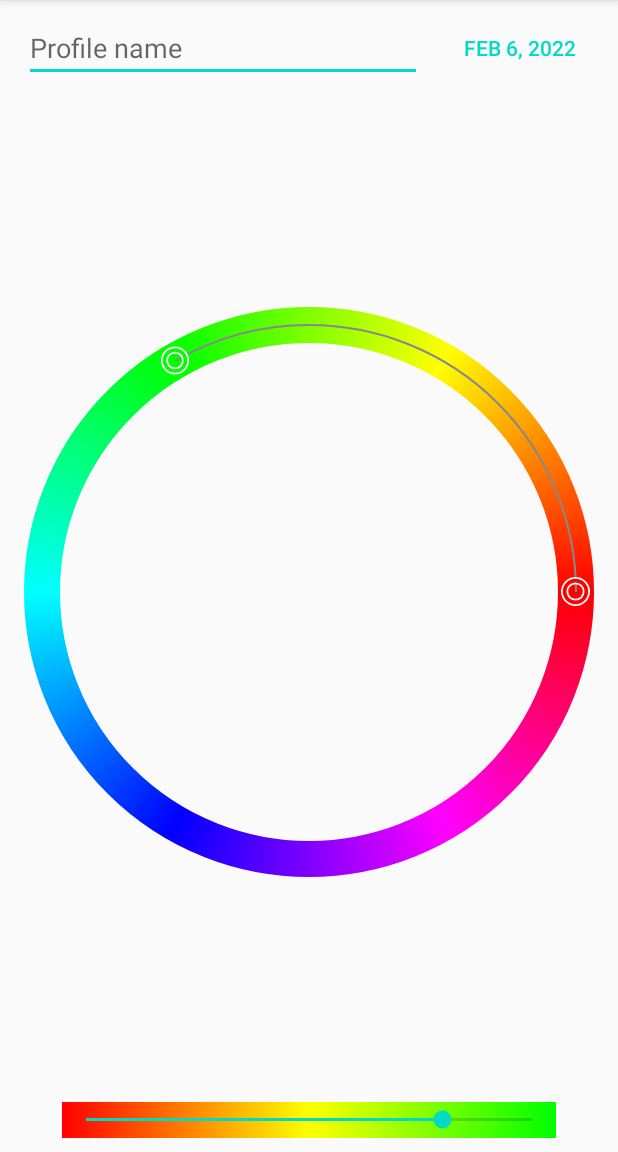
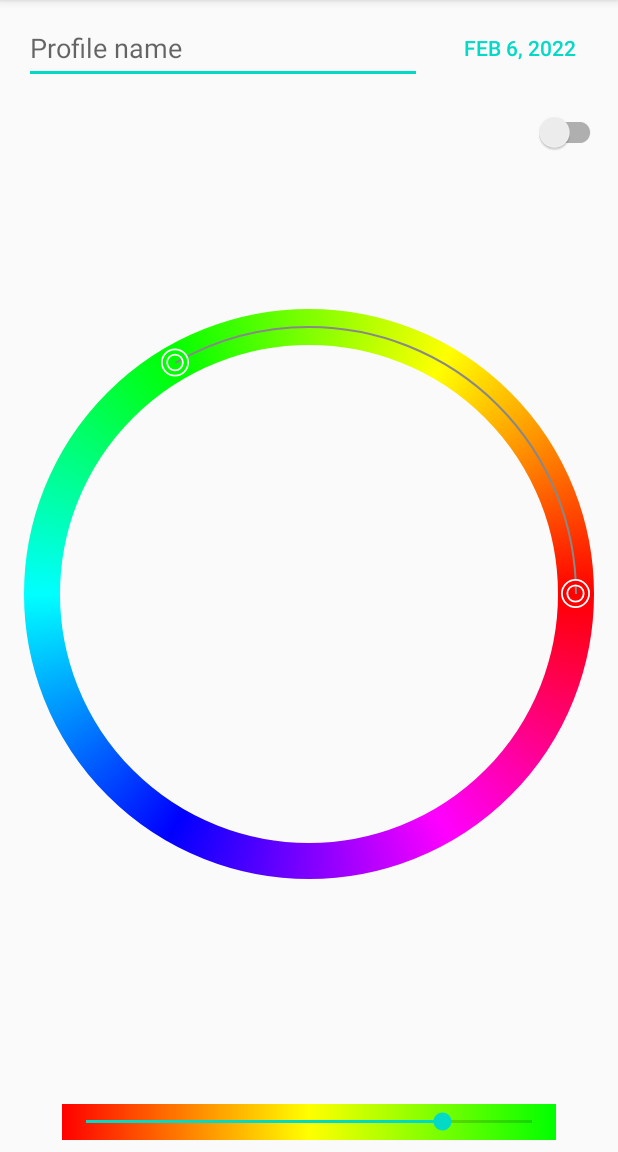
Before and after one commit to mare5x/ColorCalendar, an Android app: the screen it shows after launch (ProfileEditorActivity), on a phone screen of 412 x 824 dp, the part 84-1236 px from its top. Run offline under Robolectric (Android 15) with nearby library versions, the phone set to English and light mode, and no system bars.

Commit message:
UI ProfileEditor switch for color circle.

```diff
--- a/app/src/main/java/com/mare5x/colorcalendar/EntryViewer.kt
+++ b/app/src/main/java/com/mare5x/colorcalendar/EntryViewer.kt
@@ -115,12 +115,14 @@ class EntryViewerDialog : DialogFragment(), EntryEditorDialog.EntryEditorListene
         // Create a copy of this day's entries. Modify the list and finally update the view model/database
         // with the changes once editing has been finished.
         entries = entriesViewModel.getEntriesByDay().value!![dayPosition].toMutableList()
+        entries.sortDescending()
 
         adapter = EntryAdapter(entries, profile) {
             val e = if (entries.isEmpty()) {
                 profilesViewModel.getClosestEntry(profile, makeDate(0, 0))
-            } else entries.first()
-            val dialog = EntryEditorDialog.create(profile, if (e.id < 0) null else e.value)
+            } else entries.last()
+            // Don't compare by e.id because new entries don't have ids yet.
+            val dialog = EntryEditorDialog.create(profile, if (e.profile == null) null else e.value)
             dialog.show(childFragmentManager, "EntryEditorDialog")
         }
         val viewer = view.findViewById<EntryViewer>(R.id.entryViewer)
--- a/app/src/main/java/com/mare5x/colorcalendar/ProfileEditor.kt
+++ b/app/src/main/java/com/mare5x/colorcalendar/ProfileEditor.kt
@@ -10,12 +10,11 @@ import android.os.Build
 import android.os.Bundle
 import android.view.Menu
 import android.view.MenuItem
-import android.widget.Button
-import android.widget.DatePicker
-import android.widget.EditText
-import android.widget.Toast
+import android.widget.*
 import androidx.appcompat.app.AppCompatActivity
+import androidx.appcompat.widget.SwitchCompat
 import androidx.fragment.app.DialogFragment
+import androidx.fragment.app.Fragment
 import java.text.DateFormat
 import java.util.*
 
@@ -144,10 +143,21 @@ class ProfileEditorActivity : AppCompatActivity(), ProfileDiscardDialog.ProfileD
     private lateinit var profileText: EditText
     private lateinit var colorBar: ColorSeekBar2
     private lateinit var dateButton: Button
+    private lateinit var circleSwitch: SwitchCompat
 
     private var profileId: Long = -1L  // Used when editing profile.
     private var profileCreationDate: Long = -1L
     private var profileType: ProfileType = ProfileType.TWO_COLOR_CIRCLE_SHORT
+        set(value) {
+            field = value
+            circleBar.setProfileType(value)
+            colorBar.profileType = value
+            when (value) {
+                ProfileType.TWO_COLOR_CIRCLE_SHORT -> circleSwitch.isChecked = false
+                ProfileType.TWO_COLOR_CIRCLE_LONG -> circleSwitch.isChecked = true
+            }
+            setUIColor(colorBar.getColor())
+        }
     private var forceSelection = false
 
     private var year: Int = 0
@@ -172,6 +182,7 @@ class ProfileEditorActivity : AppCompatActivity(), ProfileDiscardDialog.ProfileD
         circleBar = findViewById(R.id.colorCircleBar)
         profileText = findViewById(R.id.profileNameEdit)
         colorBar = findViewById(R.id.colorSeekBar)
+        circleSwitch = findViewById(R.id.circleSwitch)
         circleBar.onValueChanged = { _, _ ->
             colorBar.setColors(circleBar.getColor0(), circleBar.getColor1())
             setUIColor(colorBar.getColor())
@@ -183,6 +194,12 @@ class ProfileEditorActivity : AppCompatActivity(), ProfileDiscardDialog.ProfileD
         dateButton.setOnClickListener {
             DatePickerFragment.create(year, month, dayOfMonth).show(supportFragmentManager, "datePicker")
         }
+        circleSwitch.setOnCheckedChangeListener { _, isChecked ->
+            profileType = when (isChecked) {
+                false -> ProfileType.TWO_COLOR_CIRCLE_SHORT
+                true -> ProfileType.TWO_COLOR_CIRCLE_LONG
+            }
+        }
 
         profileId = intent.getLongExtra(PROFILE_ID_KEY, -1L)
         intent.getSerializableExtra(PROFILE_TYPE_KEY).let { type ->
@@ -190,8 +207,6 @@ class ProfileEditorActivity : AppCompatActivity(), ProfileDiscardDialog.ProfileD
             if (t != null)
                 profileType = t as ProfileType
         }
-        circleBar.setProfileType(profileType)
-        colorBar.profileType = profileType
 
         // NOTE: since time is measured since 1970, dates before that are negative!
         intent.getLongExtra(PROFILE_CREATION_DATE_KEY, -1L).let { date ->
--- a/app/src/main/res/layout/activity_profile_editor.xml
+++ b/app/src/main/res/layout/activity_profile_editor.xml
@@ -1,6 +1,7 @@
 <?xml version="1.0" encoding="utf-8"?>
 <androidx.constraintlayout.widget.ConstraintLayout xmlns:android="http://schemas.android.com/apk/res/android"
     xmlns:app="http://schemas.android.com/apk/res-auto"
+    xmlns:tools="http://schemas.android.com/tools"
     android:layout_width="match_parent"
     android:layout_height="match_parent">
 
@@ -28,12 +29,11 @@
         android:layout_width="0dp"
         android:layout_height="wrap_content"
         android:layout_marginStart="16dp"
-        android:layout_marginLeft="16dp"
         android:layout_marginEnd="16dp"
-        android:layout_marginRight="16dp"
         android:hint="@string/profile_name_edit"
         android:importantForAutofill="no"
         android:inputType="textPersonName"
+        android:minHeight="48dp"
         app:layout_constraintBottom_toBottomOf="@id/dateButton"
         app:layout_constraintEnd_toStartOf="@+id/dateButton"
         app:layout_constraintStart_toStartOf="parent"
@@ -76,10 +76,19 @@
         android:layout_height="wrap_content"
         android:layout_marginTop="8dp"
         android:layout_marginEnd="16dp"
-        android:layout_marginRight="16dp"
         android:layout_marginBottom="8dp"
+        android:contentDescription="@string/profile_edit_date"
         app:layout_constraintBottom_toTopOf="@+id/colorCircleBar"
         app:layout_constraintEnd_toEndOf="parent"
         app:layout_constraintTop_toBottomOf="@+id/appBarLayout" />
 
+    <androidx.appcompat.widget.SwitchCompat
+        android:id="@+id/circleSwitch"
+        android:layout_width="wrap_content"
+        android:layout_height="wrap_content"
+        android:minWidth="48dp"
+        android:minHeight="48dp"
+        app:layout_constraintEnd_toEndOf="@+id/colorCircleBar"
+        app:layout_constraintTop_toTopOf="@+id/colorCircleBar" />
+
 </androidx.constraintlayout.widget.ConstraintLayout>
--- a/app/src/main/res/values/strings.xml
+++ b/app/src/main/res/values/strings.xml
@@ -23,4 +23,5 @@
     <string name="menu_import">Import</string>
     <string name="import_dialog_title">Confirm import</string>
     <string name="import_name_conflict">Name conflict!</string>
+    <string name="profile_edit_date">Select start date.</string>
 </resources>
```
